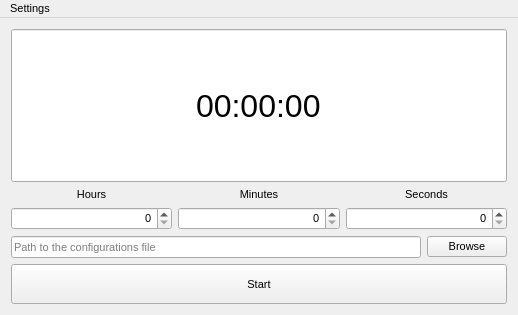
DnJuses/Qt-easy-host-director, file HostDirector.ui: the form before one commit.
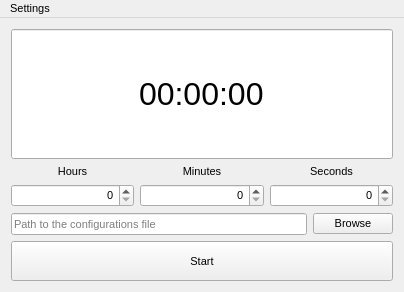
The form after the commit. Custom widgets are drawn as their Qt base class.

```diff
--- a/HostDirector.ui
+++ b/HostDirector.ui
@@ -6,8 +6,8 @@
    <rect>
     <x>0</x>
     <y>0</y>
-    <width>518</width>
-    <height>315</height>
+    <width>404</width>
+    <height>292</height>
    </rect>
   </property>
   <property name="sizePolicy">
@@ -285,7 +285,7 @@
     <rect>
      <x>0</x>
      <y>0</y>
-     <width>518</width>
+     <width>404</width>
      <height>20</height>
     </rect>
    </property>
```
Left out of the diff: 6 changed lines with no effect on the pictures.
